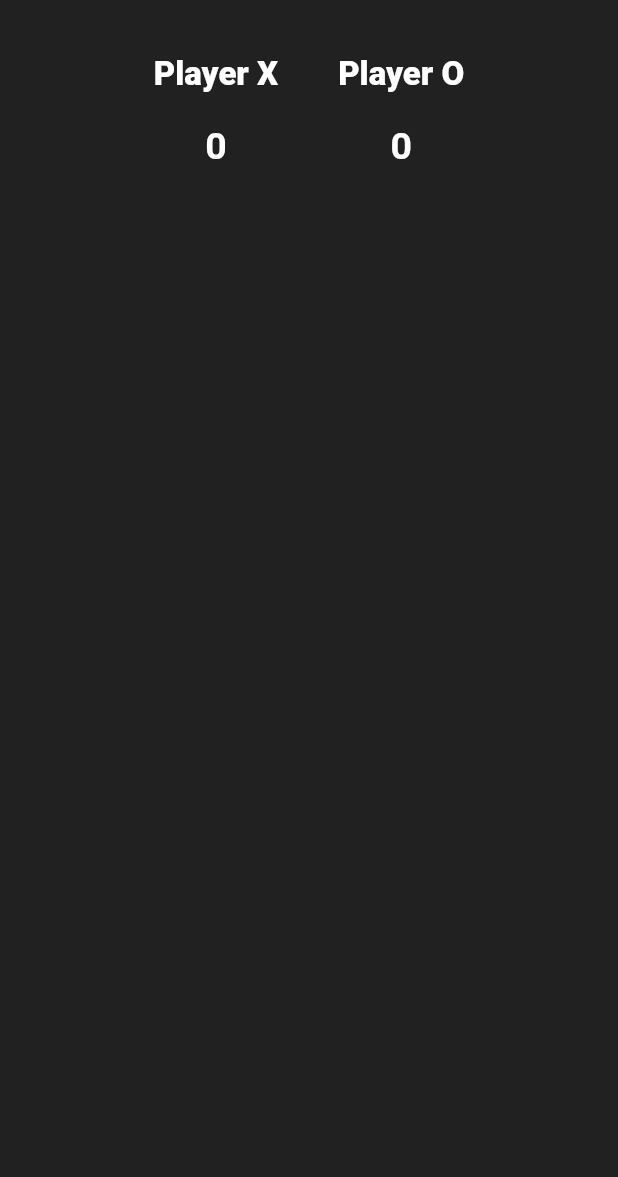
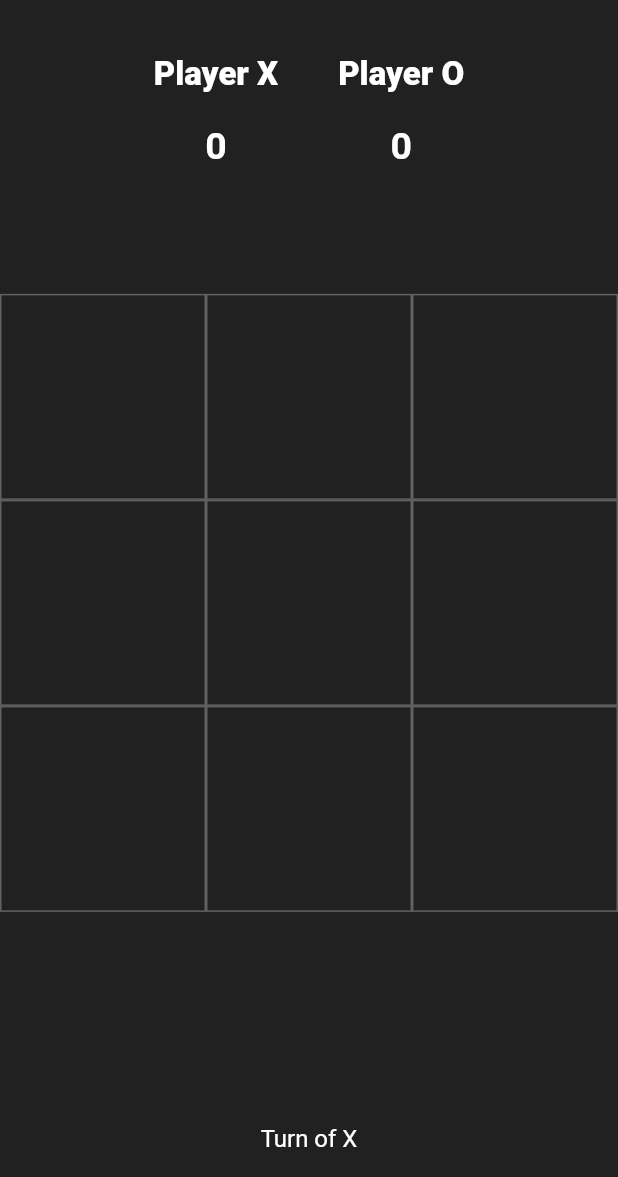
Before and after one commit to Remus-d2/tictactoe_ispas, a Flutter app: the GameScreen screen opened by its route, on a phone screen of 412 x 824 dp, the part 59-1236 px from its top. Run offline on Flutter 3.47's test engine with Material 2 defaults, Android fonts, the phone set to English and light mode, and no system bars; our stand-ins replace new_gradient_app_bar.

Commit message:
2. GameScreen - Build Grid, Build Turn
+ Grid layout and implementation
+ Player turn logic

```diff
--- a/lib/screens/gameScreen.dart
+++ b/lib/screens/gameScreen.dart
@@ -28,6 +28,8 @@ class _GameScreenState extends State<GameScreen> {
   @override
   Widget build(BuildContext context) => _scaffold(children: [
         _pointsTable(),
+        _buildGrid(),
+        _buildTurn(),
       ]);
 
   // === BUILDING THE MAIN LAYOUT ===
@@ -112,4 +114,51 @@ class _GameScreenState extends State<GameScreen> {
           ],
         ),
       );
+
+  // === BUILD GRID ===
+
+  Widget _buildGrid() => Expanded(
+        flex: 3,
+        child: GridView.builder(
+            itemCount: 9,
+            gridDelegate: const SliverGridDelegateWithFixedCrossAxisCount(
+              crossAxisCount: 3,
+            ),
+            itemBuilder: (BuildContext context, int index) {
+              return GestureDetector(
+                onTap: () {},
+                child: Container(
+                  decoration: BoxDecoration(
+                    border: Border.all(color: Colors.grey.shade700),
+                  ),
+                  child: Center(
+                    child: Text(
+                      _xOrOList[index],
+                      style: TextStyle(
+                        color:
+                            _xOrOList[index] == 'x' ? Colors.white : Colors.red,
+                        fontSize: 40,
+                      ),
+                    ),
+                  ),
+                ),
+              );
+            }),
+      );
+
+  // === BUILD TURN ===
+
+  Widget _buildTurn() {
+    return Container(
+      child: Padding(
+        padding: const EdgeInsets.all(16.0),
+        child: Center(
+          child: Text(
+            _turnOfX ? 'Turn of X' : 'Turn of O',
+            style: CustomText(color: Colors.white),
+          ),
+        ),
+      ),
+    );
+  }
 }
```
